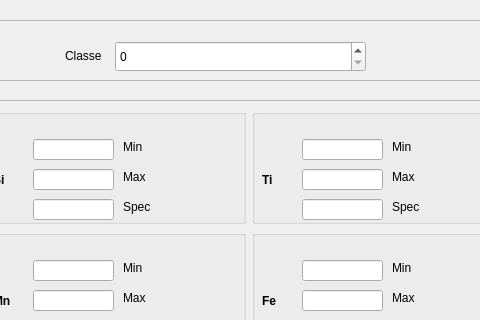
Qt form AlloyIdentifier/addtodatabase.ui (CarlaCosenza/AlloyIdentifier) before a commit; both pictures show x 615 to 1095 and y 0 to 320 of the 1200 by 800 pixel window.
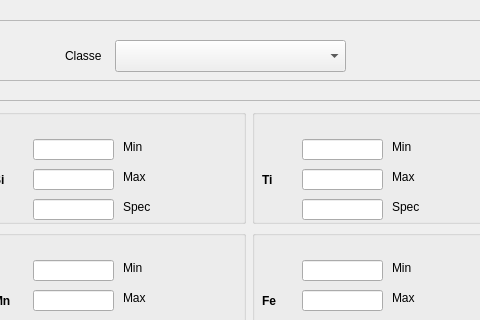
The same form after that commit.

```diff
--- a/AlloyIdentifier/addtodatabase.ui
+++ b/AlloyIdentifier/addtodatabase.ui
@@ -77,13 +77,13 @@
      </rect>
     </property>
    </widget>
-   <widget class="QSpinBox" name="inputClasse">
+   <widget class="QComboBox" name="classeInput">
     <property name="geometry">
      <rect>
       <x>700</x>
-      <y>21</y>
-      <width>251</width>
-      <height>31</height>
+      <y>20</y>
+      <width>231</width>
+      <height>32</height>
      </rect>
     </property>
    </widget>
```
